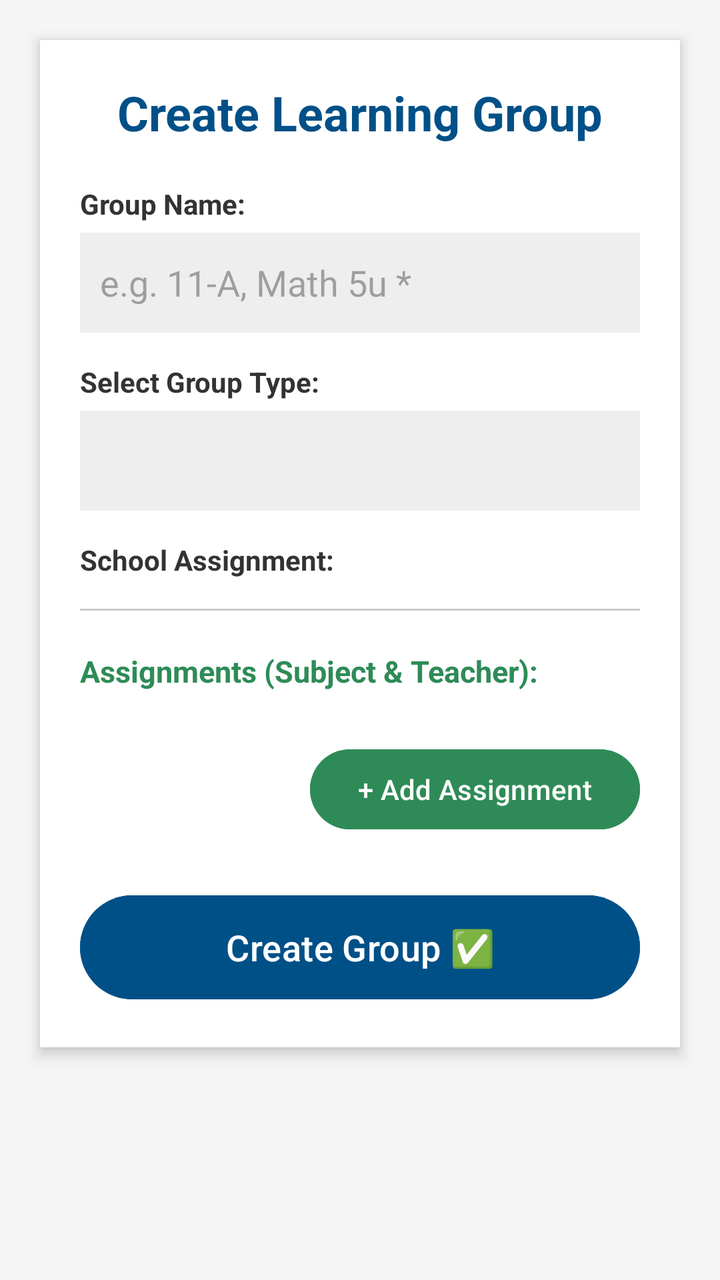
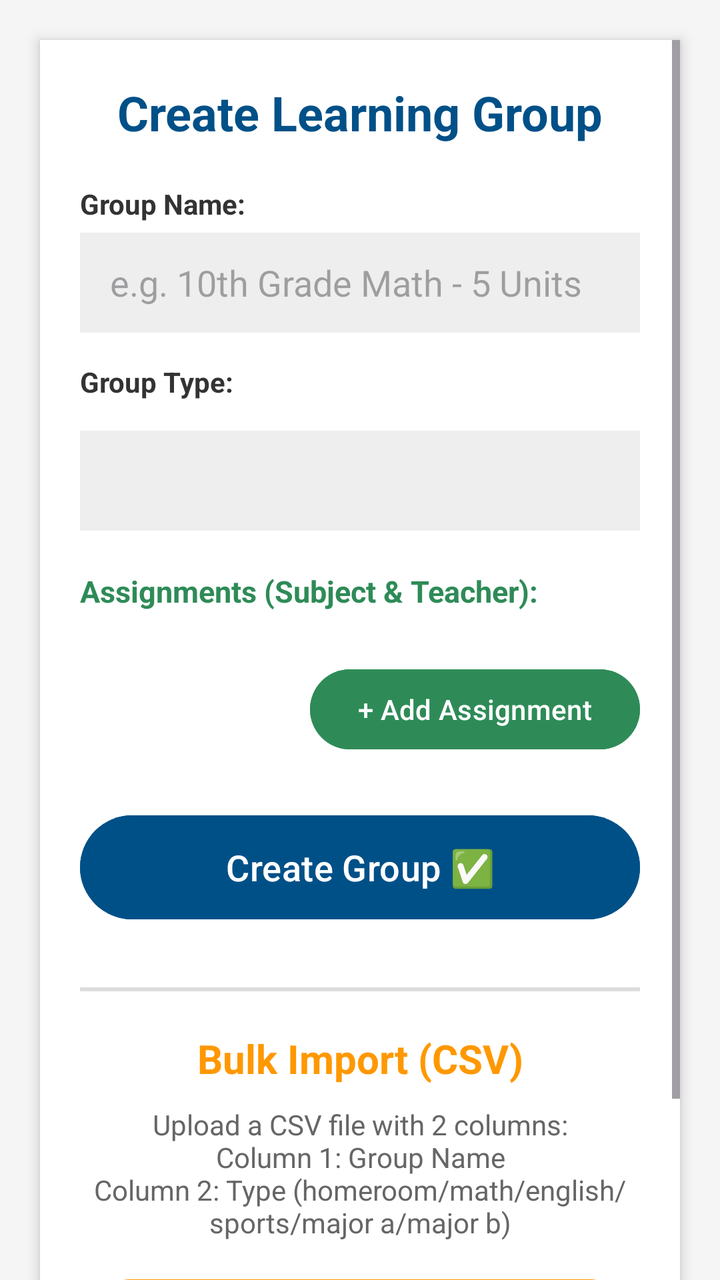

Compare the two renders of this Android layout. The source of the first and the diff that turns it into the second are given below.
<!-- AndroidManifest.xml: application theme Theme.Schooly -->
<!-- res/layout/activity_add_class.xml -->
<?xml version="1.0" encoding="utf-8"?>
<ScrollView xmlns:android="http://schemas.android.com/apk/res/android"
    xmlns:app="http://schemas.android.com/apk/res-auto"
    android:layout_width="match_parent"
    android:layout_height="match_parent"
    android:background="#F5F5F5"
    android:padding="20dp"
    android:clipToPadding="false"
    android:clipChildren="false">

    <LinearLayout
        android:layout_width="match_parent"
        android:layout_height="wrap_content"
        android:orientation="vertical"
        android:background="@android:color/white"
        android:padding="20dp"
        android:elevation="4dp"
        android:clipToPadding="false"
        android:clipChildren="false">

        <TextView
            android:layout_width="match_parent"
            android:layout_height="wrap_content"
            android:text="Create Learning Group"
            android:textSize="24sp"
            android:textStyle="bold"
            android:textColor="#005088"
            android:gravity="center"
            android:layout_marginBottom="20dp"/>

        <TextView
            android:layout_width="match_parent"
            android:layout_height="wrap_content"
            android:text="Group Name:"
            android:textStyle="bold"
            android:layout_marginBottom="5dp"
            android:textColor="#333333"/>

        <EditText
            android:id="@+id/etClassName"
            android:layout_width="match_parent"
            android:layout_height="50dp"
            android:hint="e.g. 11-A, Math 5u *"
            android:background="#EEEEEE"
            android:padding="10dp"
            android:layout_marginBottom="15dp"/>

        <TextView
            android:layout_width="match_parent"
            android:layout_height="wrap_content"
            android:text="Select Group Type:"
            android:textStyle="bold"
            android:layout_marginBottom="5dp"
            android:textColor="#333333"/>

        <Spinner
            android:id="@+id/spinnerGroupType"
            android:layout_width="match_parent"
            android:layout_height="50dp"
            android:background="#EEEEEE"
            android:layout_marginBottom="15dp"/>

        <TextView
            android:id="@+id/tvSchoolTitle"
            android:layout_width="match_parent"
            android:layout_height="wrap_content"
            android:text="School Assignment:"
            android:textStyle="bold"
            android:layout_marginBottom="5dp"
            android:textColor="#333333"/>

        <EditText
            android:id="@+id/etSchoolLocked"
            android:layout_width="match_parent"
            android:layout_height="50dp"
            android:background="#E0E0E0"
            android:focusable="false"
            android:clickable="false"
            android:padding="10dp"
            android:textColor="#555555"
            android:visibility="gone"
            android:layout_marginBottom="15dp"/>

        <Spinner
            android:id="@+id/spinnerSchoolSelect"
            android:layout_width="match_parent"
            android:layout_height="50dp"
            android:background="#EEEEEE"
            android:visibility="gone"
            android:layout_marginBottom="15dp"/>

        <View
            android:id="@+id/viewSchoolDivider"
            android:layout_width="match_parent"
            android:layout_height="1dp"
            android:background="#CCCCCC"
            android:layout_marginTop="10dp"
            android:layout_marginBottom="20dp"/>

        <TextView
            android:layout_width="match_parent"
            android:layout_height="wrap_content"
            android:text="Assignments (Subject &amp; Teacher):"
            android:textStyle="bold"
            android:textColor="#2E8B57"
            android:textSize="15sp"
            android:layout_marginBottom="15dp"/>

        <LinearLayout
            android:id="@+id/layoutPairsContainer"
            android:layout_width="match_parent"
            android:layout_height="wrap_content"
            android:orientation="vertical"
            android:clipToPadding="false"
            android:clipChildren="false"
            android:layout_marginBottom="10dp" />

        <Button
            android:id="@+id/btnAddPairRow"
            android:layout_width="wrap_content"
            android:layout_height="wrap_content"
            android:text="+ Add Assignment"
            android:backgroundTint="#2E8B57"
            android:textColor="@android:color/white"
            android:layout_gravity="end"
            android:layout_marginBottom="25dp"/>

        <Button
            android:id="@+id/btnSaveClass"
            android:layout_width="match_parent"
            android:layout_height="60dp"
            android:text="Create Group ✅"
            android:textSize="18sp"
            android:backgroundTint="#005088"
            android:textColor="@android:color/white"/>

    </LinearLayout>
</ScrollView>
<!-- resources referenced by this layout -->
<resources>
  <style name="Theme.Schooly" parent="Base.Theme.Schooly" />
  <style name="Base.Theme.Schooly" parent="Theme.Material3.DayNight.NoActionBar">
          
          
      </style>
</resources>

<!-- the commit's change to res/layout/activity_add_class.xml (unified diff, before → after) -->
@@ -29,6 +29,43 @@
             android:layout_marginBottom="20dp"/>
 
         <TextView
+            android:id="@+id/tvSchoolTitle"
+            android:layout_width="match_parent"
+            android:layout_height="wrap_content"
+            android:text="Select School:"
+            android:textStyle="bold"
+            android:layout_marginBottom="5dp"
+            android:textColor="#333333"
+            android:visibility="gone"/>
+
+        <Spinner
+            android:id="@+id/spinnerSchoolSelect"
+            android:layout_width="match_parent"
+            android:layout_height="50dp"
+            android:background="#EEEEEE"
+            android:layout_marginBottom="15dp"
+            android:visibility="gone"/>
+
+        <EditText
+            android:id="@+id/etSchoolLocked"
+            android:layout_width="match_parent"
+            android:layout_height="50dp"
+            android:padding="10dp"
+            android:background="#EEEEEE"
+            android:enabled="false"
+            android:textColor="#333333"
+            android:visibility="gone"
+            android:layout_marginBottom="15dp"/>
+
+        <View
+            android:id="@+id/viewSchoolDivider"
+            android:layout_width="match_parent"
+            android:layout_height="1dp"
+            android:background="#CCCCCC"
+            android:visibility="gone"
+            android:layout_marginBottom="15dp"/>
+
+        <TextView
             android:layout_width="match_parent"
             android:layout_height="wrap_content"
             android:text="Group Name:"
@@ -40,15 +77,15 @@
             android:id="@+id/etClassName"
             android:layout_width="match_parent"
             android:layout_height="50dp"
-            android:hint="e.g. 11-A, Math 5u *"
+            android:hint="e.g. 10th Grade Math - 5 Units"
+            android:paddingStart="15dp"
             android:background="#EEEEEE"
-            android:padding="10dp"
             android:layout_marginBottom="15dp"/>
 
         <TextView
             android:layout_width="match_parent"
             android:layout_height="wrap_content"
-            android:text="Select Group Type:"
+            android:text="Group Type:"
             android:textStyle="bold"
             android:layout_marginBottom="5dp"
             android:textColor="#333333"/>
@@ -58,42 +95,6 @@
             android:layout_width="match_parent"
             android:layout_height="50dp"
             android:background="#EEEEEE"
-            android:layout_marginBottom="15dp"/>
-
-        <TextView
-            android:id="@+id/tvSchoolTitle"
-            android:layout_width="match_parent"
-            android:layout_height="wrap_content"
-            android:text="School Assignment:"
-            android:textStyle="bold"
-            android:layout_marginBottom="5dp"
-            android:textColor="#333333"/>
-
-        <EditText
-            android:id="@+id/etSchoolLocked"
-            android:layout_width="match_parent"
-            android:layout_height="50dp"
-            android:background="#E0E0E0"
-            android:focusable="false"
-            android:clickable="false"
-            android:padding="10dp"
-            android:textColor="#555555"
-            android:visibility="gone"
-            android:layout_marginBottom="15dp"/>
-
-        <Spinner
-            android:id="@+id/spinnerSchoolSelect"
-            android:layout_width="match_parent"
-            android:layout_height="50dp"
-            android:background="#EEEEEE"
-            android:visibility="gone"
-            android:layout_marginBottom="15dp"/>
-
-        <View
-            android:id="@+id/viewSchoolDivider"
-            android:layout_width="match_parent"
-            android:layout_height="1dp"
-            android:background="#CCCCCC"
             android:layout_marginTop="10dp"
             android:layout_marginBottom="20dp"/>
 
@@ -132,7 +133,43 @@
             android:text="Create Group ✅"
             android:textSize="18sp"
             android:backgroundTint="#005088"
-            android:textColor="@android:color/white"/>
+            android:textColor="@android:color/white"
+            android:layout_marginBottom="30dp"/>
+
+        <View
+            android:layout_width="match_parent"
+            android:layout_height="2dp"
+            android:background="#DDDDDD"
+            android:layout_marginBottom="20dp"/>
+
+        <TextView
+            android:layout_width="match_parent"
+            android:layout_height="wrap_content"
+            android:text="Bulk Import (CSV)"
+            android:textSize="20sp"
+            android:textStyle="bold"
+            android:textColor="#FF9800"
+            android:gravity="center"
+            android:layout_marginBottom="10dp"/>
+
+        <TextView
+            android:layout_width="match_parent"
+            android:layout_height="wrap_content"
+            android:text="Upload a CSV file with 2 columns:\nColumn 1: Group Name\nColumn 2: Type (homeroom/math/english/sports/major a/major b)"
+            android:textSize="14sp"
+            android:textColor="#666666"
+            android:gravity="center"
+            android:layout_marginBottom="15dp"/>
+
+        <Button
+            android:id="@+id/btnImportCsv"
+            android:layout_width="match_parent"
+            android:layout_height="60dp"
+            android:text="Select CSV File 📂"
+            android:textSize="18sp"
+            android:backgroundTint="#FF9800"
+            android:textColor="@android:color/white"
+            android:layout_marginBottom="10dp"/>
 
     </LinearLayout>
 </ScrollView>
